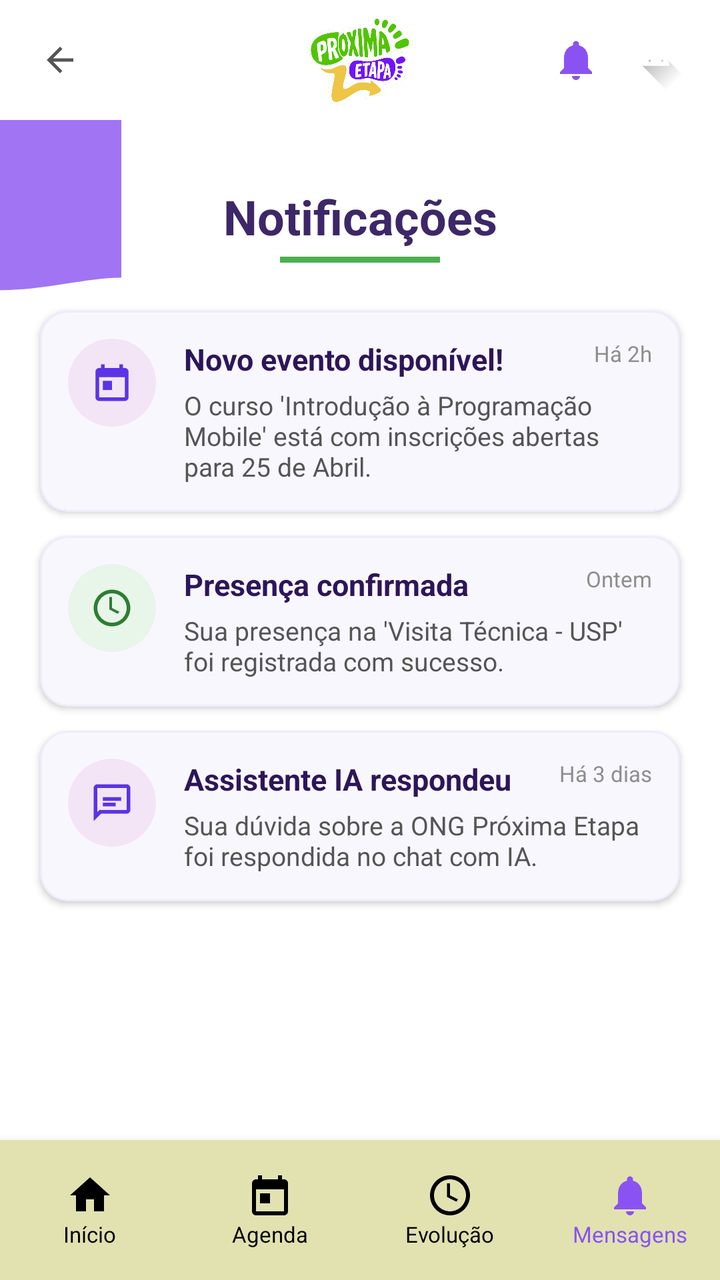
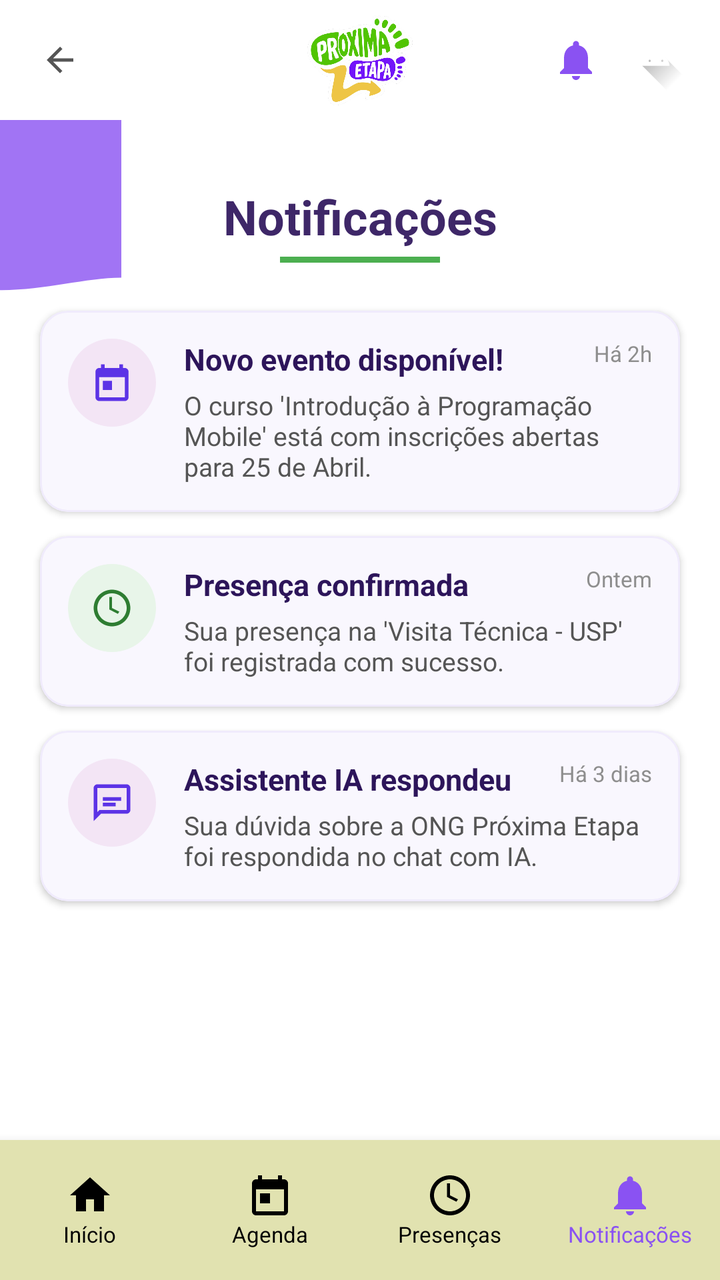

Screens rendered from an Android XML layout before and after an edit, with the pre-edit source and the edit as a unified diff.
<!-- AndroidManifest.xml: application theme Theme.NextStepApp -->
<!-- res/layout/activity_notificacoes.xml -->
<?xml version="1.0" encoding="utf-8"?>
<androidx.constraintlayout.widget.ConstraintLayout xmlns:android="http://schemas.android.com/apk/res/android"
    xmlns:app="http://schemas.android.com/apk/res-auto"
    xmlns:tools="http://schemas.android.com/tools"
    android:layout_width="match_parent"
    android:layout_height="match_parent"
    android:background="@color/white"
    tools:context=".ui.NotificacoesActivity">

    
    <androidx.constraintlayout.widget.ConstraintLayout
        android:id="@+id/topBar"
        android:layout_width="match_parent"
        android:layout_height="60dp"
        android:paddingHorizontal="16dp"
        app:layout_constraintTop_toTopOf="parent">

        <ImageView
            android:id="@+id/btnBack"
            android:layout_width="28dp"
            android:layout_height="28dp"
            android:padding="4dp"
            android:src="@drawable/ic_back"
            app:layout_constraintBottom_toBottomOf="parent"
            app:layout_constraintStart_toStartOf="parent"
            app:layout_constraintTop_toTopOf="parent"
            app:tint="#555555" />

        <ImageView
            android:id="@+id/logoDetails"
            android:layout_width="110dp"
            android:layout_height="45dp"
            android:src="@drawable/logoproximaetapa"
            app:layout_constraintBottom_toBottomOf="parent"
            app:layout_constraintEnd_toEndOf="parent"
            app:layout_constraintStart_toStartOf="parent"
            app:layout_constraintTop_toTopOf="parent" />

        <ImageView
            android:id="@+id/btnNotification"
            android:layout_width="24dp"
            android:layout_height="24dp"
            android:layout_marginEnd="12dp"
            android:src="@drawable/ic_notifications"
            app:layout_constraintBottom_toBottomOf="parent"
            app:layout_constraintEnd_toStartOf="@id/btnProfile"
            app:layout_constraintTop_toTopOf="parent"
            app:tint="@color/purple_primary" />

        <ImageView
            android:id="@+id/btnProfile"
            android:layout_width="32dp"
            android:layout_height="32dp"
            android:src="@drawable/ic_launcher_foreground"
            app:layout_constraintBottom_toBottomOf="parent"
            app:layout_constraintEnd_toEndOf="parent"
            app:layout_constraintTop_toTopOf="parent" />
    </androidx.constraintlayout.widget.ConstraintLayout>

    <ScrollView
        android:layout_width="match_parent"
        android:layout_height="0dp"
        android:fillViewport="true"
        app:layout_constraintBottom_toTopOf="@id/bottomNavigation"
        app:layout_constraintTop_toBottomOf="@id/topBar">

        <androidx.constraintlayout.widget.ConstraintLayout
            android:layout_width="match_parent"
            android:layout_height="wrap_content"
            android:paddingBottom="24dp">

            
            <View
                android:id="@+id/purpleDecoration"
                android:layout_width="120dp"
                android:layout_height="120dp"
                android:layout_marginStart="-60dp"
                android:layout_marginTop="-20dp"
                android:alpha="0.8"
                android:background="@drawable/bg_home_header"
                app:layout_constraintStart_toStartOf="parent"
                app:layout_constraintTop_toTopOf="parent" />

            <TextView
                android:id="@+id/tvHeaderTitle"
                android:layout_width="wrap_content"
                android:layout_height="wrap_content"
                android:layout_marginTop="32dp"
                android:text="Notificações"
                android:textColor="#3E2768"
                android:textSize="24sp"
                android:textStyle="bold"
                app:layout_constraintEnd_toEndOf="parent"
                app:layout_constraintStart_toStartOf="parent"
                app:layout_constraintTop_toTopOf="parent" />

            <View
                android:id="@+id/titleUnderline"
                android:layout_width="80dp"
                android:layout_height="3dp"
                android:layout_marginTop="4dp"
                android:background="#4CAF50"
                app:layout_constraintEnd_toEndOf="parent"
                app:layout_constraintStart_toStartOf="parent"
                app:layout_constraintTop_toBottomOf="@id/tvHeaderTitle" />

            
            <com.google.android.material.card.MaterialCardView
                android:id="@+id/cardNotif1"
                android:layout_width="match_parent"
                android:layout_height="wrap_content"
                android:layout_marginHorizontal="20dp"
                android:layout_marginTop="24dp"
                android:clickable="true"
                android:focusable="true"
                android:foreground="?attr/selectableItemBackground"
                app:cardBackgroundColor="#F9F7FE"
                app:cardCornerRadius="14dp"
                app:cardElevation="2dp"
                app:strokeColor="#F0EBFC"
                app:strokeWidth="1dp"
                app:layout_constraintTop_toBottomOf="@id/titleUnderline">

                <androidx.constraintlayout.widget.ConstraintLayout
                    android:layout_width="match_parent"
                    android:layout_height="wrap_content"
                    android:padding="14dp">

                    <View
                        android:id="@+id/bgIconNotif1"
                        android:layout_width="44dp"
                        android:layout_height="44dp"
                        android:background="@drawable/light_purple_circle"
                        app:layout_constraintStart_toStartOf="parent"
                        app:layout_constraintTop_toTopOf="parent" />

                    <ImageView
                        android:layout_width="22dp"
                        android:layout_height="22dp"
                        android:src="@drawable/ic_calendar"
                        app:layout_constraintBottom_toBottomOf="@id/bgIconNotif1"
                        app:layout_constraintEnd_toEndOf="@id/bgIconNotif1"
                        app:layout_constraintStart_toStartOf="@id/bgIconNotif1"
                        app:layout_constraintTop_toTopOf="@id/bgIconNotif1"
                        app:tint="#5C33E6" />

                    <LinearLayout
                        android:layout_width="0dp"
                        android:layout_height="wrap_content"
                        android:layout_marginStart="14dp"
                        android:orientation="vertical"
                        app:layout_constraintEnd_toEndOf="parent"
                        app:layout_constraintStart_toEndOf="@id/bgIconNotif1"
                        app:layout_constraintTop_toTopOf="parent">

                        <RelativeLayout
                            android:layout_width="match_parent"
                            android:layout_height="wrap_content">

                            <TextView
                                android:layout_width="wrap_content"
                                android:layout_height="wrap_content"
                                android:text="Novo evento disponível!"
                                android:textColor="#2D155A"
                                android:textSize="15sp"
                                android:textStyle="bold" />

                            <TextView
                                android:layout_width="wrap_content"
                                android:layout_height="wrap_content"
                                android:layout_alignParentEnd="true"
                                android:text="Há 2h"
                                android:textColor="#8E8E8E"
                                android:textSize="11sp" />
                        </RelativeLayout>

                        <TextView
                            android:layout_width="wrap_content"
                            android:layout_height="wrap_content"
                            android:layout_marginTop="4dp"
                            android:text="O curso 'Introdução à Programação Mobile' está com inscrições abertas para 25 de Abril."
                            android:textColor="#555555"
                            android:textSize="13sp" />
                    </LinearLayout>
                </androidx.constraintlayout.widget.ConstraintLayout>
            </com.google.android.material.card.MaterialCardView>

            
            <com.google.android.material.card.MaterialCardView
                android:id="@+id/cardNotif2"
                android:layout_width="match_parent"
                android:layout_height="wrap_content"
                android:layout_marginHorizontal="20dp"
                android:layout_marginTop="12dp"
                android:clickable="true"
                android:focusable="true"
                android:foreground="?attr/selectableItemBackground"
                app:cardBackgroundColor="#F9F7FE"
                app:cardCornerRadius="14dp"
                app:cardElevation="2dp"
                app:strokeColor="#F0EBFC"
                app:strokeWidth="1dp"
                app:layout_constraintTop_toBottomOf="@id/cardNotif1">

                <androidx.constraintlayout.widget.ConstraintLayout
                    android:layout_width="match_parent"
                    android:layout_height="wrap_content"
                    android:padding="14dp">

                    <View
                        android:id="@+id/bgIconNotif2"
                        android:layout_width="44dp"
                        android:layout_height="44dp"
                        android:background="@drawable/light_green_circle"
                        app:layout_constraintStart_toStartOf="parent"
                        app:layout_constraintTop_toTopOf="parent" />

                    <ImageView
                        android:layout_width="22dp"
                        android:layout_height="22dp"
                        android:src="@drawable/ic_presence"
                        app:layout_constraintBottom_toBottomOf="@id/bgIconNotif2"
                        app:layout_constraintEnd_toEndOf="@id/bgIconNotif2"
                        app:layout_constraintStart_toStartOf="@id/bgIconNotif2"
                        app:layout_constraintTop_toTopOf="@id/bgIconNotif2"
                        app:tint="#2E7D32" />

                    <LinearLayout
                        android:layout_width="0dp"
                        android:layout_height="wrap_content"
                        android:layout_marginStart="14dp"
                        android:orientation="vertical"
                        app:layout_constraintEnd_toEndOf="parent"
                        app:layout_constraintStart_toEndOf="@id/bgIconNotif2"
                        app:layout_constraintTop_toTopOf="parent">

                        <RelativeLayout
                            android:layout_width="match_parent"
                            android:layout_height="wrap_content">

                            <TextView
                                android:layout_width="wrap_content"
                                android:layout_height="wrap_content"
                                android:text="Presença confirmada"
                                android:textColor="#2D155A"
                                android:textSize="15sp"
                                android:textStyle="bold" />

                            <TextView
                                android:layout_width="wrap_content"
                                android:layout_height="wrap_content"
                                android:layout_alignParentEnd="true"
                                android:text="Ontem"
                                android:textColor="#8E8E8E"
                                android:textSize="11sp" />
                        </RelativeLayout>

                        <TextView
                            android:layout_width="wrap_content"
                            android:layout_height="wrap_content"
                            android:layout_marginTop="4dp"
                            android:text="Sua presença na 'Visita Técnica - USP' foi registrada com sucesso."
                            android:textColor="#555555"
                            android:textSize="13sp" />
                    </LinearLayout>
                </androidx.constraintlayout.widget.ConstraintLayout>
            </com.google.android.material.card.MaterialCardView>

            
            <com.google.android.material.card.MaterialCardView
                android:id="@+id/cardNotif3"
                android:layout_width="match_parent"
                android:layout_height="wrap_content"
                android:layout_marginHorizontal="20dp"
                android:layout_marginTop="12dp"
                android:clickable="true"
                android:focusable="true"
                android:foreground="?attr/selectableItemBackground"
                app:cardBackgroundColor="#F9F7FE"
                app:cardCornerRadius="14dp"
                app:cardElevation="2dp"
                app:strokeColor="#F0EBFC"
                app:strokeWidth="1dp"
                app:layout_constraintTop_toBottomOf="@id/cardNotif2">

                <androidx.constraintlayout.widget.ConstraintLayout
                    android:layout_width="match_parent"
                    android:layout_height="wrap_content"
                    android:padding="14dp">

                    <View
                        android:id="@+id/bgIconNotif3"
                        android:layout_width="44dp"
                        android:layout_height="44dp"
                        android:background="@drawable/light_purple_circle"
                        app:layout_constraintStart_toStartOf="parent"
                        app:layout_constraintTop_toTopOf="parent" />

                    <ImageView
                        android:layout_width="22dp"
                        android:layout_height="22dp"
                        android:src="@drawable/ic_chat"
                        app:layout_constraintBottom_toBottomOf="@id/bgIconNotif3"
                        app:layout_constraintEnd_toEndOf="@id/bgIconNotif3"
                        app:layout_constraintStart_toStartOf="@id/bgIconNotif3"
                        app:layout_constraintTop_toTopOf="@id/bgIconNotif3"
                        app:tint="#5C33E6" />

                    <LinearLayout
                        android:layout_width="0dp"
                        android:layout_height="wrap_content"
                        android:layout_marginStart="14dp"
                        android:orientation="vertical"
                        app:layout_constraintEnd_toEndOf="parent"
                        app:layout_constraintStart_toEndOf="@id/bgIconNotif3"
                        app:layout_constraintTop_toTopOf="parent">

                        <RelativeLayout
                            android:layout_width="match_parent"
                            android:layout_height="wrap_content">

                            <TextView
                                android:layout_width="wrap_content"
                                android:layout_height="wrap_content"
                                android:text="Assistente IA respondeu"
                                android:textColor="#2D155A"
                                android:textSize="15sp"
                                android:textStyle="bold" />

                            <TextView
                                android:layout_width="wrap_content"
                                android:layout_height="wrap_content"
                                android:layout_alignParentEnd="true"
                                android:text="Há 3 dias"
                                android:textColor="#8E8E8E"
                                android:textSize="11sp" />
                        </RelativeLayout>

                        <TextView
                            android:layout_width="wrap_content"
                            android:layout_height="wrap_content"
                            android:layout_marginTop="4dp"
                            android:text="Sua dúvida sobre a ONG Próxima Etapa foi respondida no chat com IA."
                            android:textColor="#555555"
                            android:textSize="13sp" />
                    </LinearLayout>
                </androidx.constraintlayout.widget.ConstraintLayout>
            </com.google.android.material.card.MaterialCardView>

        </androidx.constraintlayout.widget.ConstraintLayout>
    </ScrollView>

    
    <LinearLayout
        android:id="@+id/bottomNavigation"
        android:layout_width="match_parent"
        android:layout_height="70dp"
        android:background="#E1E2B0"
        android:elevation="8dp"
        android:orientation="horizontal"
        app:layout_constraintBottom_toBottomOf="parent">

        <LinearLayout
            android:id="@+id/nav_inicio"
            android:layout_width="0dp"
            android:layout_height="match_parent"
            android:layout_weight="1"
            android:clickable="true"
            android:focusable="true"
            android:foreground="?attr/selectableItemBackground"
            android:gravity="center"
            android:orientation="vertical">
            <ImageView android:layout_width="24dp" android:layout_height="24dp" android:src="@drawable/ic_home" app:tint="@color/black" />
            <TextView android:layout_width="wrap_content" android:layout_height="wrap_content" android:text="Início" android:textColor="@color/black" android:textSize="11sp" />
        </LinearLayout>

        <LinearLayout
            android:id="@+id/nav_agenda"
            android:layout_width="0dp"
            android:layout_height="match_parent"
            android:layout_weight="1"
            android:clickable="true"
            android:focusable="true"
            android:foreground="?attr/selectableItemBackground"
            android:gravity="center"
            android:orientation="vertical">
            <ImageView android:layout_width="24dp" android:layout_height="24dp" android:src="@drawable/ic_calendar" app:tint="@color/black" />
            <TextView android:layout_width="wrap_content" android:layout_height="wrap_content" android:text="Agenda" android:textColor="@color/black" android:textSize="11sp" />
        </LinearLayout>

        <LinearLayout
            android:id="@+id/nav_evolucao"
            android:layout_width="0dp"
            android:layout_height="match_parent"
            android:layout_weight="1"
            android:clickable="true"
            android:focusable="true"
            android:foreground="?attr/selectableItemBackground"
            android:gravity="center"
            android:orientation="vertical">
            <ImageView android:layout_width="24dp" android:layout_height="24dp" android:src="@drawable/ic_presence" app:tint="@color/black" />
            <TextView android:layout_width="wrap_content" android:layout_height="wrap_content" android:text="Evolução" android:textColor="@color/black" android:textSize="11sp" />
        </LinearLayout>

        <LinearLayout
            android:id="@+id/nav_mensagens"
            android:layout_width="0dp"
            android:layout_height="match_parent"
            android:layout_weight="1"
            android:clickable="true"
            android:focusable="true"
            android:foreground="?attr/selectableItemBackground"
            android:gravity="center"
            android:orientation="vertical">
            <ImageView android:layout_width="24dp" android:layout_height="24dp" android:src="@drawable/ic_notifications" app:tint="@color/purple_primary" />
            <TextView android:layout_width="wrap_content" android:layout_height="wrap_content" android:text="Mensagens" android:textColor="@color/purple_primary" android:textSize="11sp" />
        </LinearLayout>
    </LinearLayout>

</androidx.constraintlayout.widget.ConstraintLayout>
<!-- resources referenced by this layout -->
<resources>
  <color name="black">#FF000000</color>
  <color name="purple_primary">#8A52F2</color>
  <color name="white">#FFFFFFFF</color>
  <!-- drawable bg_home_header (drawable) -->
  <?xml version="1.0" encoding="utf-8"?>
  <vector xmlns:android="http://schemas.android.com/apk/res/android"
      android:width="412dp"
      android:height="220dp"
      android:viewportWidth="412"
      android:viewportHeight="220">
      <path
          android:fillColor="@color/purple_primary"
          android:pathData="M0,0 H412 V180 C300,180 150,220 0,150 Z" />
  </vector>
  <!-- drawable ic_back (drawable) -->
  <vector xmlns:android="http://schemas.android.com/apk/res/android"
      android:width="24dp"
      android:height="24dp"
      android:viewportWidth="24"
      android:viewportHeight="24">
      <path
          android:fillColor="#FF000000"
          android:pathData="M20,11H7.83l5.59,-5.59L12,4l-8,8 8,8 1.41,-1.41L7.83,13H20v-2z" />
  </vector>
  <!-- drawable ic_calendar (drawable) -->
  <vector xmlns:android="http://schemas.android.com/apk/res/android"
      android:width="24dp"
      android:height="24dp"
      android:viewportWidth="24"
      android:viewportHeight="24">
      <path
          android:fillColor="#FF000000"
          android:pathData="M19,4H18V2H16V4H8V2H6V4H5C3.89,4 3.01,4.9 3.01,6L3,20C3,21.1 3.89,22 5,22H19C20.1,22 21,21.1 21,20V6C21,4.9 20.1,4 19,4ZM19,20H5V9H19V20ZM7,11H12V16H7V11Z" />
  </vector>
  <!-- drawable ic_chat (drawable) -->
  <vector xmlns:android="http://schemas.android.com/apk/res/android"
      android:width="24dp"
      android:height="24dp"
      android:viewportWidth="24"
      android:viewportHeight="24">
      <path
          android:fillColor="#FF000000"
          android:pathData="M20,2H4C2.9,2 2,2.9 2,4V22L6,18H20C21.1,18 22,17.1 22,16V4C22,2.9 21.1,2 20,2ZM20,16H5.17L4,17.17V4H20V16Z"/>
      <path
          android:fillColor="#FF000000"
          android:pathData="M7,9H17V11H7V9ZM7,12H14V14H7V12Z"/>
  </vector>
  <!-- drawable ic_home (drawable) -->
  <vector xmlns:android="http://schemas.android.com/apk/res/android"
      android:width="24dp"
      android:height="24dp"
      android:viewportWidth="24"
      android:viewportHeight="24">
      <path
          android:fillColor="#FF000000"
          android:pathData="M10,20V14H14V20H19V12H22L12,3L2,12H5V20H10Z" />
  </vector>
  <!-- drawable ic_notifications (drawable) -->
  <vector xmlns:android="http://schemas.android.com/apk/res/android"
      android:width="24dp"
      android:height="24dp"
      android:viewportWidth="24"
      android:viewportHeight="24">
      <path
          android:fillColor="#FF000000"
          android:pathData="M12,22C13.1,22 14,21.1 14,20H10C10,21.1 10.9,22 12,22ZM18,16V11C18,7.9 16.4,5.4 13.5,4.7V4C13.5,3.2 12.8,2.5 12,2.5C11.2,2.5 10.5,3.2 10.5,4V4.7C7.6,5.4 6,7.9 6,11V16L4,18V19H20V18L18,16Z" />
  </vector>
  <!-- drawable ic_presence (drawable) -->
  <vector xmlns:android="http://schemas.android.com/apk/res/android"
      android:width="24dp"
      android:height="24dp"
      android:viewportWidth="24"
      android:viewportHeight="24">
      <path
          android:fillColor="#FF000000"
          android:pathData="M12,2C6.48,2 2,6.48 2,12C2,17.52 6.48,22 12,22C17.52,22 22,17.52 22,12C22,6.48 17.52,2 12,2ZM12,20C7.59,20 4,16.41 4,12C4,7.59 7.59,4 12,4C16.41,4 20,7.59 20,12C20,16.41 16.41,20 12,20ZM12,6V12L16,14L15.2,15.2L10.5,12.8V6H12Z" />
  </vector>
  <!-- drawable light_green_circle (drawable) -->
  <?xml version="1.0" encoding="utf-8"?>
  <shape xmlns:android="http://schemas.android.com/apk/res/android"
      android:shape="oval">
      <solid android:color="#E8F5E9" />
  </shape>
  <!-- drawable light_purple_circle (drawable) -->
  <?xml version="1.0" encoding="utf-8"?>
  <shape xmlns:android="http://schemas.android.com/apk/res/android"
      android:shape="oval">
      <solid android:color="#F3E5F5" />
  </shape>
  <style name="Theme.NextStepApp" parent="Base.Theme.NextStepApp" />
  <style name="Base.Theme.NextStepApp" parent="Theme.Material3.DayNight.NoActionBar">
          
          
      </style>
  <!-- unchanged entries left out for length: 2 -->
</resources>

<!-- the commit's change to res/layout/activity_notificacoes.xml (unified diff, before → after) -->
@@ -389,7 +389,7 @@
         </LinearLayout>
 
         <LinearLayout
-            android:id="@+id/nav_evolucao"
+            android:id="@+id/nav_presencas"
             android:layout_width="0dp"
             android:layout_height="match_parent"
             android:layout_weight="1"
@@ -399,11 +399,11 @@
             android:gravity="center"
             android:orientation="vertical">
             <ImageView android:layout_width="24dp" android:layout_height="24dp" android:src="@drawable/ic_presence" app:tint="@color/black" />
-            <TextView android:layout_width="wrap_content" android:layout_height="wrap_content" android:text="Evolução" android:textColor="@color/black" android:textSize="11sp" />
+            <TextView android:layout_width="wrap_content" android:layout_height="wrap_content" android:text="Presenças" android:textColor="@color/black" android:textSize="11sp" />
         </LinearLayout>
 
         <LinearLayout
-            android:id="@+id/nav_mensagens"
+            android:id="@+id/nav_notificacoes"
             android:layout_width="0dp"
             android:layout_height="match_parent"
             android:layout_weight="1"
@@ -413,7 +413,7 @@
             android:gravity="center"
             android:orientation="vertical">
             <ImageView android:layout_width="24dp" android:layout_height="24dp" android:src="@drawable/ic_notifications" app:tint="@color/purple_primary" />
-            <TextView android:layout_width="wrap_content" android:layout_height="wrap_content" android:text="Mensagens" android:textColor="@color/purple_primary" android:textSize="11sp" />
+            <TextView android:layout_width="wrap_content" android:layout_height="wrap_content" android:text="Notificações" android:textColor="@color/purple_primary" android:textSize="11sp" />
         </LinearLayout>
     </LinearLayout>
 
